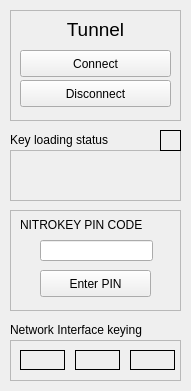
Old version of the form pinpad.ui in the repository pfect/pinentry.
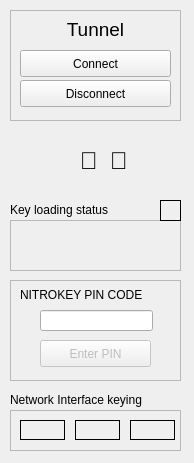
New version of the form. Icons and pictures are not drawn.

Commit message: * Added network interface visualization   * Added Nitrokey Pro 2 visualization

Diff of the .ui file:
```diff
--- a/pinpad.ui
+++ b/pinpad.ui
@@ -6,8 +6,8 @@
    <rect>
     <x>0</x>
     <y>0</y>
-    <width>191</width>
-    <height>391</height>
+    <width>194</width>
+    <height>463</height>
    </rect>
   </property>
   <property name="windowTitle">
@@ -18,7 +18,7 @@
     <property name="geometry">
      <rect>
       <x>10</x>
-      <y>130</y>
+      <y>200</y>
       <width>141</width>
       <height>19</height>
      </rect>
@@ -31,7 +31,7 @@
     <property name="geometry">
      <rect>
       <x>10</x>
-      <y>210</y>
+      <y>280</y>
       <width>171</width>
       <height>101</height>
      </rect>
@@ -75,6 +75,9 @@
      </property>
     </widget>
     <widget class="QPushButton" name="pinSubmit">
+     <property name="enabled">
+      <bool>false</bool>
+     </property>
      <property name="geometry">
       <rect>
        <x>30</x>
@@ -92,7 +95,7 @@
     <property name="geometry">
      <rect>
       <x>10</x>
-      <y>150</y>
+      <y>220</y>
       <width>171</width>
       <height>51</height>
      </rect>
@@ -130,7 +133,7 @@
     <property name="geometry">
      <rect>
       <x>160</x>
-      <y>130</y>
+      <y>200</y>
       <width>21</width>
       <height>21</height>
      </rect>
@@ -212,7 +215,7 @@
     <property name="geometry">
      <rect>
       <x>10</x>
-      <y>340</y>
+      <y>410</y>
       <width>171</width>
       <height>41</height>
      </rect>
@@ -285,7 +288,7 @@
     <property name="geometry">
      <rect>
       <x>10</x>
-      <y>320</y>
+      <y>390</y>
       <width>171</width>
       <height>19</height>
      </rect>
@@ -294,6 +297,67 @@
      <string>Network Interface keying</string>
     </property>
    </widget>
+   <widget class="QLabel" name="label_2">
+    <property name="geometry">
+     <rect>
+      <x>10</x>
+      <y>130</y>
+      <width>171</width>
+      <height>61</height>
+     </rect>
+    </property>
+    <property name="text">
+     <string/>
+    </property>
+    <property name="pixmap">
+     <pixmap resource="images.qrc">:/img/nk.png</pixmap>
+    </property>
+    <property name="scaledContents">
+     <bool>true</bool>
+    </property>
+   </widget>
+   <widget class="QLabel" name="key_1">
+    <property name="geometry">
+     <rect>
+      <x>80</x>
+      <y>145</y>
+      <width>31</width>
+      <height>31</height>
+     </rect>
+    </property>
+    <property name="font">
+     <font>
+      <pointsize>18</pointsize>
+     </font>
+    </property>
+    <property name="text">
+     <string>🔑</string>
+    </property>
+    <property name="scaledContents">
+     <bool>false</bool>
+    </property>
+   </widget>
+   <widget class="QLabel" name="key_2">
+    <property name="geometry">
+     <rect>
+      <x>110</x>
+      <y>145</y>
+      <width>31</width>
+      <height>31</height>
+     </rect>
+    </property>
+    <property name="font">
+     <font>
+      <pointsize>18</pointsize>
+     </font>
+    </property>
+    <property name="text">
+     <string>🔑</string>
+    </property>
+    <property name="scaledContents">
+     <bool>false</bool>
+    </property>
+   </widget>
   </widget>
  </widget>
  <layoutdefault spacing="6" margin="11"/>
```
Left out of the diff: 7 changed lines with no effect on the pictures. The commit also changes 4 other files.
